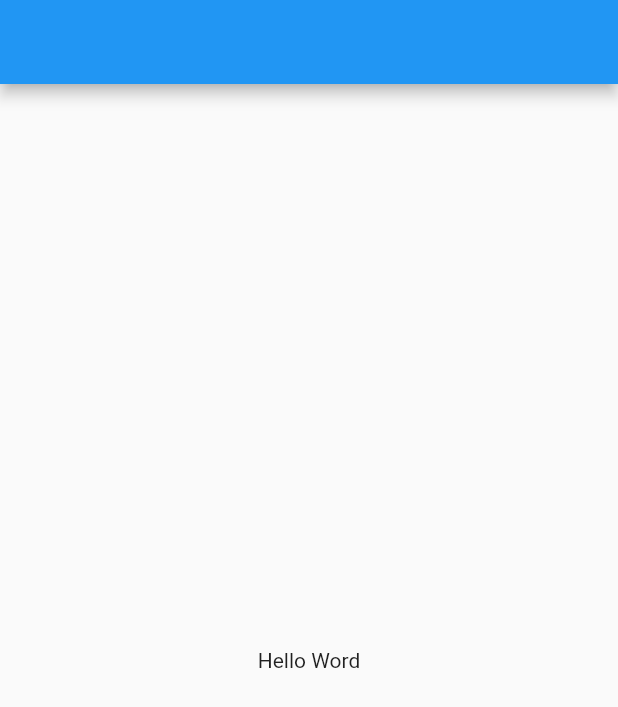
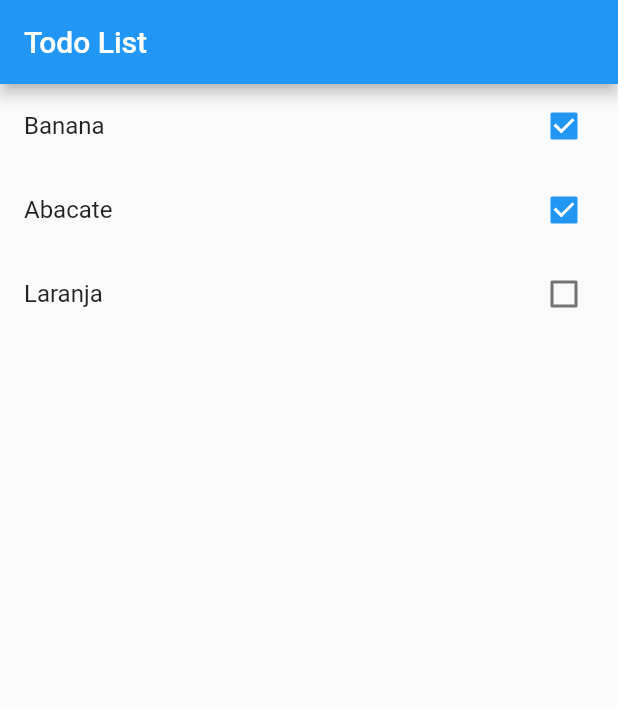
Before and after one commit to armandobretas/flutter, a Flutter app: the screen it shows after launch, on a phone screen of 412 x 824 dp. Shown: the top 707 px of the screen. Run offline on Flutter 3.47's test engine with Material 2 defaults, Android fonts, the phone set to English and light mode, and no system bars.

Commit message:
Todo List

```diff
--- a/lib/main.dart
+++ b/lib/main.dart
@@ -1,4 +1,5 @@
 import 'package:flutter/material.dart';
+import 'models/item.dart';
 
 void main() => runApp(App());
 
@@ -13,11 +14,42 @@ class App extends StatelessWidget {
   }
 }
 
-class HomePage extends StatelessWidget {
+class HomePage extends StatefulWidget {
+  var items = new List<Item>();
+  HomePage(){
+    items=[];
+    items.add(Item(title: 'Banana', done: true));
+    items.add(Item(title: 'Abacate', done: true));
+    items.add(Item(title: 'Laranja', done: false));
+  }
+
+  @override
+  _HomePageState createState() => _HomePageState();
+}
+
+class _HomePageState extends State<HomePage> {
   @override
   Widget build(BuildContext context) {
     return Scaffold(
-        appBar: AppBar(),
-        body: Container(child: Center(child: Text("Hello Word"))));
+      appBar: AppBar(
+        title: Text("Todo List"),
+      ),
+      body: ListView.builder(
+        itemCount: widget.items.length,
+        itemBuilder: (BuildContext ctxt, int index) {
+          final item = widget.items[index];
+          return CheckboxListTile(
+            title: Text(item.title),
+            key: Key(item.title),
+            value: item.done,
+            onChanged: (value){
+              setState((){
+                item.done= value;
+              });
+            },
+          );
+        },
+      ),
+    );
   }
 }
--- /dev/null
+++ b/lib/models/item.dart
@@ -0,0 +1,18 @@
+class Item {
+  String title;
+  bool done;
+
+  Item({this.title, this.done});
+
+  Item.fromJson(Map<String, dynamic> json) {
+    title = json['title'];
+    done = json['done'];
+  }
+
+  Map<String, dynamic> toJson() {
+    final Map<String, dynamic> data = new Map<String, dynamic>();
+    data['title'] = this.title;
+    data['done'] = this.done;
+    return data;
+  }
+}
```
Also changed, not shown: 1 other file.
